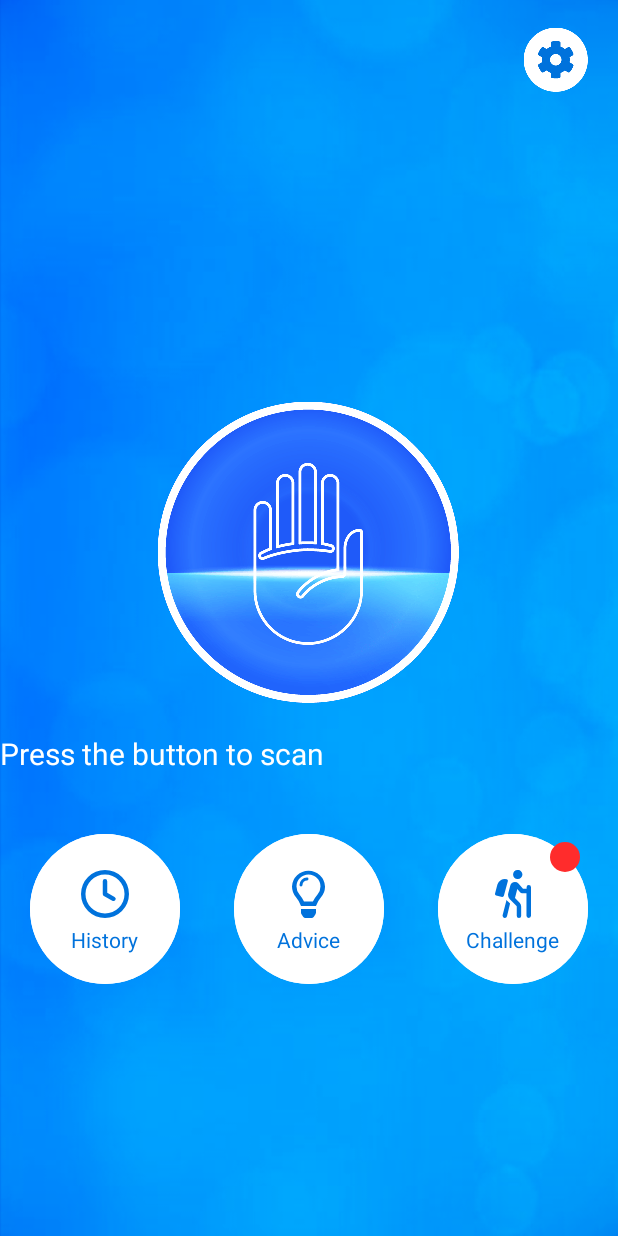
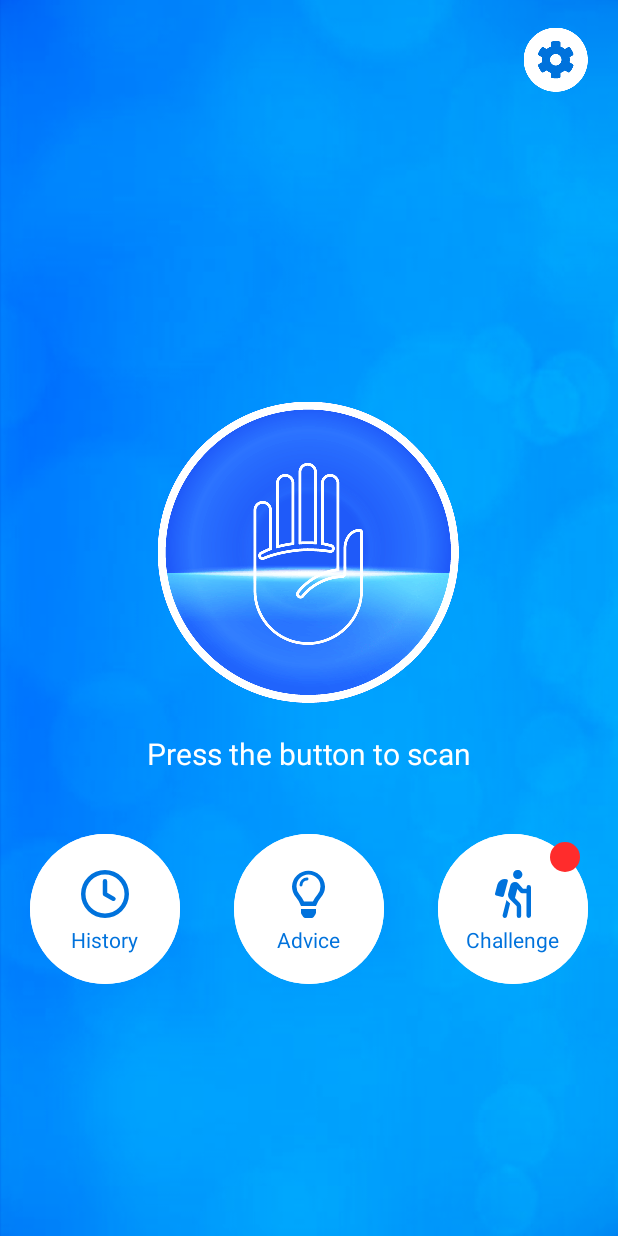
Before and after one commit to mrhoathhl/DetectorHand, an Android app: the screen it shows after launch (MainActivity), on a phone screen of 412 x 824 dp. Run offline under Robolectric (Android 15) with nearby library versions, the phone set to English and light mode, and no system bars; libraries missing offline, so code that uses them is left out: com.applovin.mediation, com.applovin.sdk; 13 statements that could not run were skipped.

Commit message:
update localize

```diff
--- a/app/build.gradle
+++ b/app/build.gradle
@@ -7,8 +7,8 @@ android {
         applicationId "com.hand.scan.clean.health.lifestyle"
         minSdkVersion 21
         targetSdkVersion 30
-        versionCode 3
-        versionName "0.0.3"
+        versionCode 4
+        versionName "0.0.4"
 
         testInstrumentationRunner "androidx.test.runner.AndroidJUnitRunner"
     }
--- a/app/src/main/AndroidManifest.xml
+++ b/app/src/main/AndroidManifest.xml
@@ -16,6 +16,8 @@
         android:label="@string/app_name"
         android:roundIcon="@mipmap/ic_launcher_round"
         android:screenOrientation="portrait"
+        android:supportsRtl="false"
+        tools:replace="android:supportsRtl"
         android:networkSecurityConfig="@xml/network_security_config"
         android:theme="@style/AppTheme.ObjectDetection"
         tools:targetApi="n">
--- a/app/src/main/res/layout/fragment_advice.xml
+++ b/app/src/main/res/layout/fragment_advice.xml
@@ -36,6 +36,7 @@
                 android:layout_centerVertical="true"
                 android:fontFamily="@font/condensedbold"
                 android:text="@string/advice"
+                android:gravity="center"
                 android:textAlignment="center"
                 android:textColor="#ffffff"
                 android:textSize="22sp" />
--- a/app/src/main/res/layout/fragment_challenge.xml
+++ b/app/src/main/res/layout/fragment_challenge.xml
@@ -32,6 +32,7 @@
                 android:layout_alignParentStart="true"
                 android:layout_alignParentEnd="true"
                 android:layout_centerVertical="true"
+                android:gravity="center"
                 android:fontFamily="@font/condensedbold"
                 android:text="@string/challenge"
                 android:textAlignment="center"
--- a/app/src/main/res/layout/fragment_history.xml
+++ b/app/src/main/res/layout/fragment_history.xml
@@ -32,6 +32,7 @@
                 android:layout_alignParentStart="true"
                 android:layout_alignParentEnd="true"
                 android:layout_centerVertical="true"
+                android:gravity="center"
                 android:fontFamily="@font/condensedbold"
                 android:text="@string/history"
                 android:textAlignment="center"
--- a/app/src/main/res/layout/fragment_home.xml
+++ b/app/src/main/res/layout/fragment_home.xml
@@ -75,6 +75,7 @@
                 android:layout_width="match_parent"
                 android:layout_height="wrap_content"
                 android:layout_marginTop="20dp"
+                android:gravity="center"
                 android:text="@string/press_button_mainmenu"
                 android:textAlignment="center"
                 android:textColor="#FFFFFF"
@@ -197,6 +198,7 @@
                         android:layout_marginBottom="20dp"
                         android:text="@string/challenge_mainmenu"
                         android:textAlignment="center"
+                        android:gravity="center"
                         android:textColor="@color/darkblue" />
 
                 </RelativeLayout>
--- a/app/src/main/res/layout/fragment_setting.xml
+++ b/app/src/main/res/layout/fragment_setting.xml
@@ -34,6 +34,7 @@
                 android:layout_alignParentEnd="true"
                 android:layout_centerVertical="true"
                 android:fontFamily="@font/condensedbold"
+                android:gravity="center"
                 android:text="@string/settings"
                 android:textAlignment="center"
                 android:textColor="#ffffff"
--- a/app/src/main/res/layout/page_item.xml
+++ b/app/src/main/res/layout/page_item.xml
@@ -39,7 +39,7 @@
                 android:layout_height="wrap_content"
                 android:layout_alignParentBottom="true"
                 android:fontFamily="@font/medium"
-                android:gravity="bottom"
+                android:gravity="center|bottom"
                 android:textAlignment="center"
                 tools:ignore="RtlCompat"
                 android:layout_marginBottom="20dp"/>
--- a/app/src/main/res/layout/tfe_od_activity_camera.xml
+++ b/app/src/main/res/layout/tfe_od_activity_camera.xml
@@ -190,6 +190,7 @@
                 android:layout_alignParentEnd="true"
                 android:layout_alignParentBottom="true"
                 android:layout_marginBottom="100dp"
+                android:gravity="center"
                 android:fontFamily="@font/light"
                 android:text="@string/spread_your_hand_to_start_scanning"
                 android:textAlignment="center"
```
Also changed, not shown: 10 other files.
